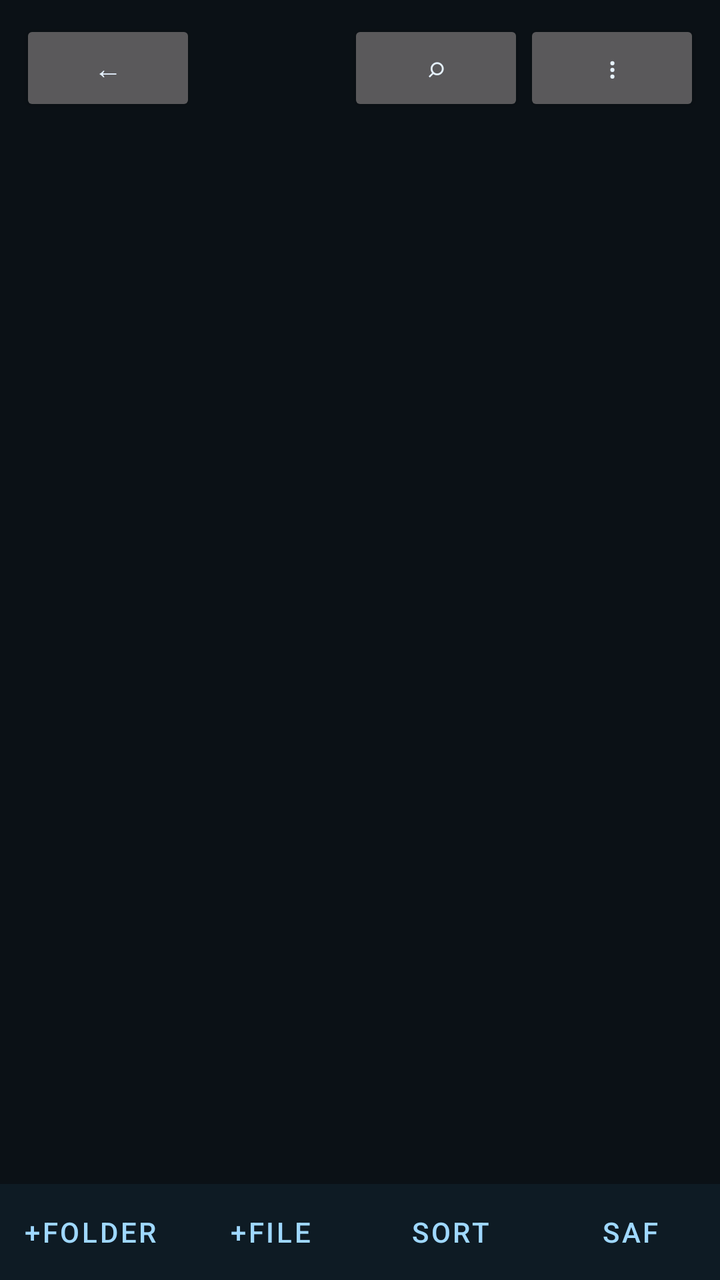
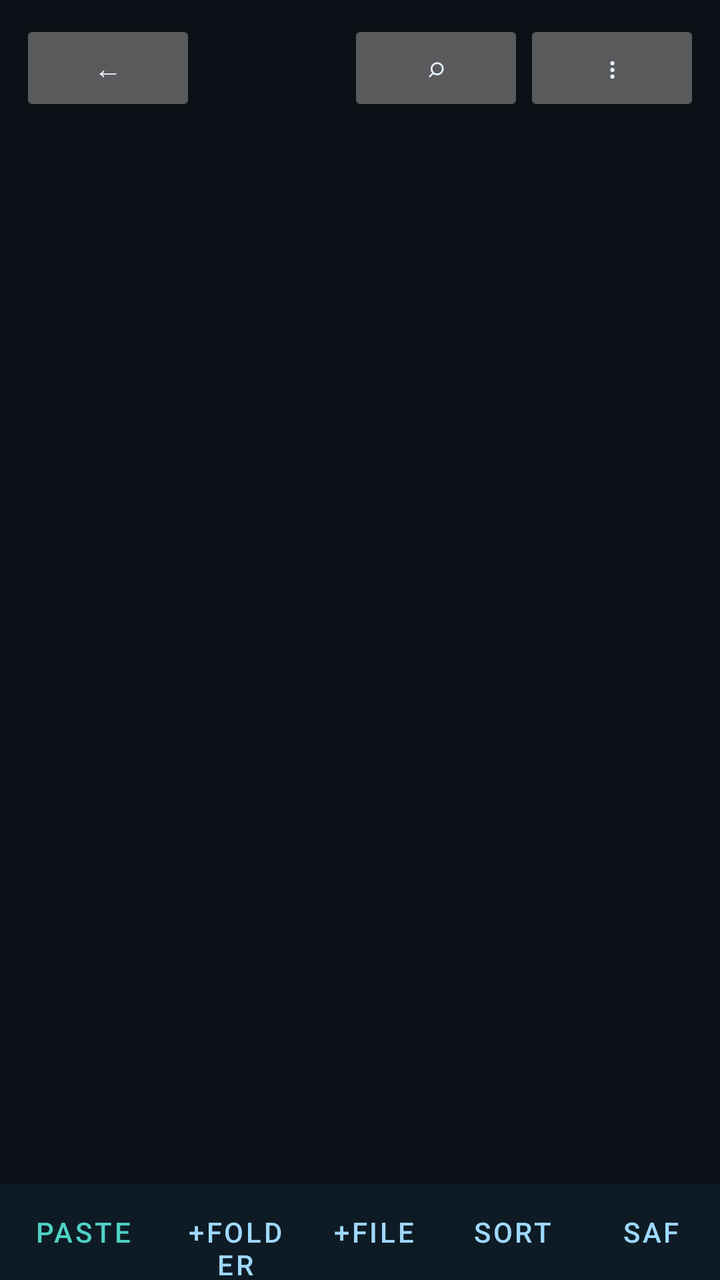

Screens rendered from an Android XML layout before and after an edit, with the pre-edit source and the edit as a unified diff.
<!-- AndroidManifest.xml: application theme Theme.Jarvis -->
<!-- res/layout/activity_browser.xml -->
<?xml version="1.0" encoding="utf-8"?>
<LinearLayout xmlns:android="http://schemas.android.com/apk/res/android"
    android:layout_width="match_parent"
    android:layout_height="match_parent"
    android:background="#0B1116"
    android:orientation="vertical">

    <LinearLayout
        android:layout_width="match_parent"
        android:layout_height="wrap_content"
        android:gravity="center_vertical"
        android:orientation="horizontal"
        android:padding="10dp">

        <Button
            android:id="@+id/btn_back"
            android:layout_width="wrap_content"
            android:layout_height="wrap_content"
            android:text="←" />

        <TextView
            android:id="@+id/path_view"
            android:layout_width="0dp"
            android:layout_height="wrap_content"
            android:layout_weight="1"
            android:ellipsize="start"
            android:singleLine="true"
            android:fontFamily="monospace"
            android:textColor="#CFE8FF"
            android:textSize="13sp" />

        <Button
            android:id="@+id/btn_search"
            android:layout_width="wrap_content"
            android:layout_height="wrap_content"
            android:text="⌕" />

        <Button
            android:id="@+id/btn_more"
            android:layout_width="wrap_content"
            android:layout_height="wrap_content"
            android:text="⋮" />
    </LinearLayout>

    <EditText
        android:id="@+id/search_box"
        android:layout_width="match_parent"
        android:layout_height="wrap_content"
        android:layout_marginHorizontal="10dp"
        android:hint="Search in this folder…"
        android:imeOptions="actionSearch"
        android:inputType="text"
        android:textColor="#E0E0E0"
        android:textColorHint="#667788"
        android:visibility="gone" />

    <TextView
        android:id="@+id/breadcrumb_view"
        android:layout_width="match_parent"
        android:layout_height="wrap_content"
        android:paddingHorizontal="12dp"
        android:paddingTop="4dp"
        android:textColor="#6E8CA0"
        android:textSize="11sp" />

    <ListView
        android:id="@+id/file_list"
        android:layout_width="match_parent"
        android:layout_height="0dp"
        android:layout_weight="1"
        android:divider="#1A2A38"
        android:dividerHeight="1dp" />

    <LinearLayout
        android:id="@+id/action_bar"
        android:layout_width="match_parent"
        android:layout_height="wrap_content"
        android:background="#132430"
        android:orientation="horizontal"
        android:visibility="gone">

        <Button
            android:id="@+id/act_copy"
            style="?android:attr/buttonBarButtonStyle"
            android:layout_width="0dp"
            android:layout_height="wrap_content"
            android:layout_weight="1"
            android:text="COPY"
            android:textColor="#9FD8FF" />

        <Button
            android:id="@+id/act_cut"
            style="?android:attr/buttonBarButtonStyle"
            android:layout_width="0dp"
            android:layout_height="wrap_content"
            android:layout_weight="1"
            android:text="CUT"
            android:textColor="#9FD8FF" />

        <Button
            android:id="@+id/act_delete"
            style="?android:attr/buttonBarButtonStyle"
            android:layout_width="0dp"
            android:layout_height="wrap_content"
            android:layout_weight="1"
            android:text="DEL"
            android:textColor="#FF9E9E" />

        <Button
            android:id="@+id/act_share"
            style="?android:attr/buttonBarButtonStyle"
            android:layout_width="0dp"
            android:layout_height="wrap_content"
            android:layout_weight="1"
            android:text="SHARE"
            android:textColor="#9FD8FF" />
    </LinearLayout>

    <LinearLayout
        android:layout_width="match_parent"
        android:layout_height="wrap_content"
        android:background="#0E1B24"
        android:orientation="horizontal">

        <Button
            android:id="@+id/btn_new_folder"
            style="?android:attr/buttonBarButtonStyle"
            android:layout_width="0dp"
            android:layout_height="wrap_content"
            android:layout_weight="1"
            android:text="+FOLDER"
            android:textColor="#9FD8FF" />

        <Button
            android:id="@+id/btn_new_file"
            style="?android:attr/buttonBarButtonStyle"
            android:layout_width="0dp"
            android:layout_height="wrap_content"
            android:layout_weight="1"
            android:text="+FILE"
            android:textColor="#9FD8FF" />

        <Button
            android:id="@+id/btn_sort"
            style="?android:attr/buttonBarButtonStyle"
            android:layout_width="0dp"
            android:layout_height="wrap_content"
            android:layout_weight="1"
            android:text="SORT"
            android:textColor="#9FD8FF" />

        <Button
            android:id="@+id/btn_saf"
            style="?android:attr/buttonBarButtonStyle"
            android:layout_width="0dp"
            android:layout_height="wrap_content"
            android:layout_weight="1"
            android:text="SAF"
            android:textColor="#9FD8FF" />
    </LinearLayout>
</LinearLayout>
<!-- resources referenced by this layout -->
<resources>
  <style name="Theme.Jarvis" parent="Theme.MaterialComponents.NoActionBar">
          <item name="colorPrimary">@color/jv_surface_hi</item>
          <item name="colorPrimaryVariant">@color/jv_bg</item>
          <item name="colorOnPrimary">@color/jv_text</item>
          <item name="colorSecondary">@color/jv_accent</item>
          <item name="colorSecondaryVariant">@color/jv_accent_dim</item>
          <item name="colorOnSecondary">@color/black</item>
          <item name="android:windowBackground">@color/jv_bg</item>
          <item name="android:statusBarColor">@color/jv_bg</item>
          <item name="android:navigationBarColor">@color/jv_bg</item>
          <item name="android:textColor">@color/jv_text</item>
      </style>
  <color name="jv_surface_hi">#FF16232E</color>
  <color name="jv_bg">#FF0B1116</color>
  <color name="jv_text">#FFE6F2FF</color>
  <color name="jv_accent">#FF4FD1C5</color>
  <color name="jv_accent_dim">#FF2A8F87</color>
  <color name="black">#FF000000</color>
</resources>

<!-- the commit's change to res/layout/activity_browser.xml (unified diff, before → after) -->
@@ -123,6 +123,16 @@
         android:orientation="horizontal">
 
         <Button
+            android:id="@+id/btn_paste"
+            style="?android:attr/buttonBarButtonStyle"
+            android:layout_width="0dp"
+            android:layout_height="wrap_content"
+            android:layout_weight="1.2"
+            android:enabled="false"
+            android:text="PASTE"
+            android:textColor="#4FD1C5" />
+
+        <Button
             android:id="@+id/btn_new_folder"
             style="?android:attr/buttonBarButtonStyle"
             android:layout_width="0dp"
